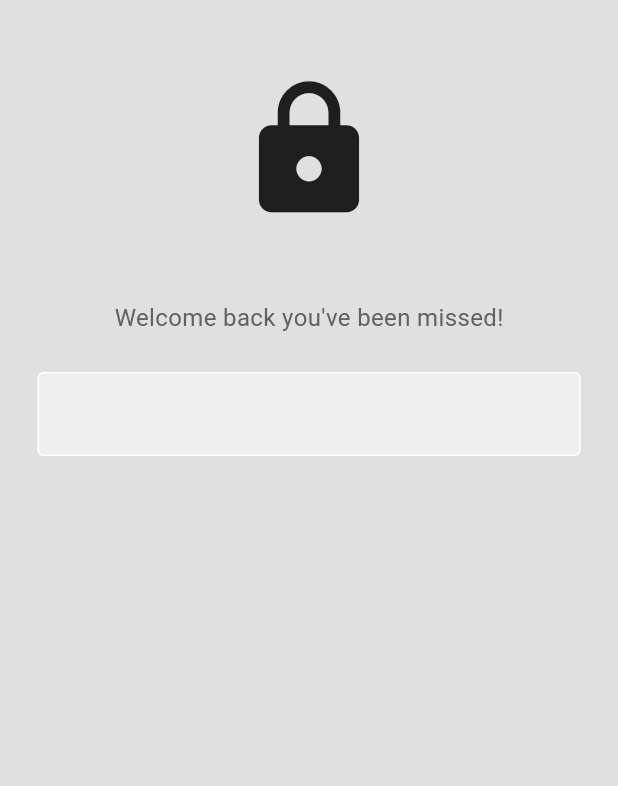
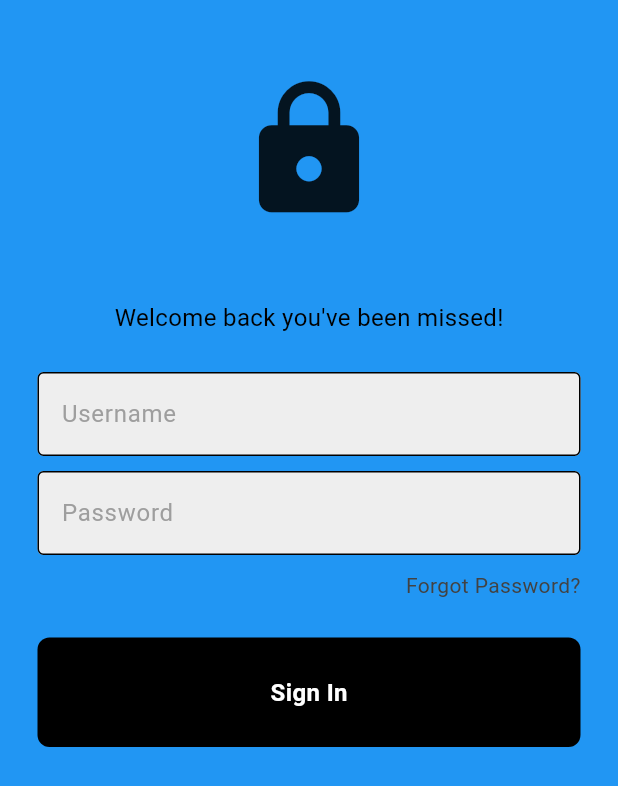
Before and after one commit to joshua-ex/attendease, a Flutter app: the screen it shows after launch, on a phone screen of 412 x 824 dp. Shown: the top 786 px of the screen. Run offline on Flutter 3.47's test engine with Material 3 defaults, Android fonts, the phone set to English and light mode, and no system bars.

Commit message:
augu:login_change

```diff
--- /dev/null
+++ b/lib/components/my_button.dart
@@ -0,0 +1,32 @@
+import 'package:flutter/material.dart';
+
+class MyButton extends StatelessWidget {
+  final Function()? onTap;
+
+  const MyButton({super.key, required this.onTap});
+
+  @override
+  Widget build(BuildContext context) {
+    return GestureDetector(
+      onTap: onTap,
+      child: Container(
+        padding: const EdgeInsets.all(25),
+        margin: const EdgeInsets.symmetric(horizontal: 25),
+        decoration: BoxDecoration(
+          color: Colors.black,
+          borderRadius: BorderRadius.circular(8),
+        ),
+        child: const Center(
+          child: Text(
+            'Sign In',
+            style: TextStyle(
+              color: Colors.white,
+              fontWeight: FontWeight.bold,
+              fontSize: 16,
+            ),
+          ),
+        ),
+      ),
+    );
+  }
+}
--- a/lib/components/my_textfield.dart
+++ b/lib/components/my_textfield.dart
@@ -0,0 +1,36 @@
+import 'package:flutter/material.dart';
+
+class MyTextField extends StatelessWidget {
+  final controller;
+  final String hintText;
+  final bool obscureText;
+
+  const MyTextField({
+    super.key,
+    required this.controller,
+    required this.hintText,
+    required this.obscureText,
+  });
+
+  @override
+  Widget build(BuildContext context) {
+    return Padding(
+      padding: const EdgeInsets.symmetric(horizontal: 25.0),
+      child: TextField(
+        controller: controller,
+        obscureText: obscureText,
+        decoration: InputDecoration(
+            enabledBorder: const OutlineInputBorder(
+              borderSide: BorderSide(color: Colors.black),
+            ),
+            focusedBorder: OutlineInputBorder(
+              borderSide: BorderSide(color: Colors.yellow.shade400),
+            ),
+            fillColor: Colors.grey.shade200,
+            filled: true,
+            hintText: hintText,
+            hintStyle: TextStyle(color: Colors.grey[500])),
+      ),
+    );
+  }
+}
--- a/lib/main.dart
+++ b/lib/main.dart
@@ -10,7 +10,7 @@ class MyApp extends StatelessWidget {
 
   @override
   Widget build(BuildContext context) {
-    return const MaterialApp(
+    return MaterialApp(
       debugShowCheckedModeBanner: false,
       home: LoginPage(),
     );
--- a/lib/pages/login.dart
+++ b/lib/pages/login.dart
@@ -1,51 +1,71 @@
 import 'package:flutter/material.dart';
+import 'package:attendease/components/my_textfield.dart';
+import 'package:attendease/components/my_button.dart';
 
 class LoginPage extends StatelessWidget {
-  const LoginPage({super.key});
+  LoginPage({super.key});
+
+  final usernameController = TextEditingController();
+  final passwordController = TextEditingController();
+
+  void signUserIn() {}
 
   @override
   Widget build(BuildContext context) {
     return Scaffold(
-      backgroundColor: Colors.grey[300],
+      backgroundColor: Colors.blue,
       body: SafeArea(
         child: Center(
           child: Column(
             children: [
-              const SizedBox(height: 50),
-
-              //logo
-              const Icon(
+              SizedBox(height: 50),
+              Icon(
                 Icons.lock,
                 size: 100,
               ),
-
-              const SizedBox(height: 50),
-
+              SizedBox(height: 50),
               Text(
                 'Welcome back you\'ve been missed!',
                 style: TextStyle(
-                  color: Colors.grey[700],
+                  color: Colors.black,
                   fontSize: 16,
+                ),
+              ),
+              const SizedBox(height: 25),
+              MyTextField(
+                controller: usernameController,
+                hintText: 'Username',
+                obscureText: false,
+              ),
+              const SizedBox(height: 10),
+              MyTextField(
+                controller: passwordController,
+                hintText: 'Password',
+                obscureText: true,
+              ),
+
+              //forgot password
+              const SizedBox(height: 10),
+              Padding(
+                padding: const EdgeInsets.symmetric(horizontal: 25.0),
+                child: Row(
+                  mainAxisAlignment: MainAxisAlignment.end,
+                  children: [
+                    Text(
+                      'Forgot Password?',
+                      style: TextStyle(color: Colors.grey[800]),
+                    ),
+                  ],
                 ),
               ),
 
               const SizedBox(height: 25),
 
-              //username textfield
-              Padding(
-                padding: const EdgeInsets.symmetric(horizontal: 25.0),
-                child: TextField(
-                  decoration: InputDecoration(
-                    enabledBorder: const OutlineInputBorder(
-                      borderSide: BorderSide(color: Colors.white),
-                    ),
-                    fillColor: Colors.grey.shade200,
-                    filled: true,
-                  ),
-                ),
+              //sign in button
+
+              MyButton(
+                onTap: signUserIn,
               ),
-
-              //password textfield
             ],
           ),
         ),
--- a/pubspec.yaml
+++ b/pubspec.yaml
@@ -51,6 +51,7 @@ dev_dependencies:
 # following page: https://dart.dev/tools/pub/pubspec
 
 # The following section is specific to Flutter packages.
+  flutter_application_1: any
 flutter:
 
   # The following line ensures that the Material Icons font is
```
Also changed, not shown: pubspec.lock.
